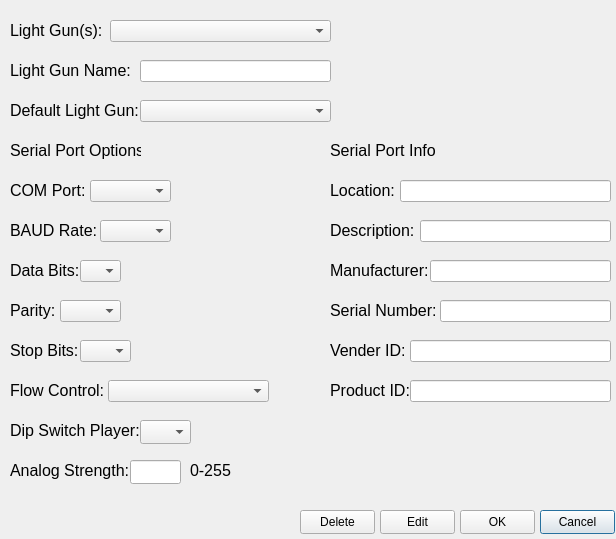
Old version of the form Windows/editLightGunWindow.ui in the repository 6Bolt/Hook-Of-The-Reaper.
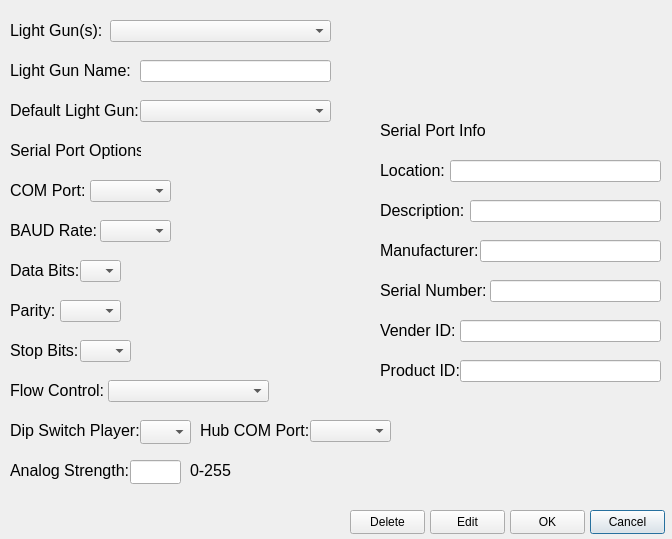
New version of the form.

Commit message: Added Hub Com Port to MX24 Default Light Gun

```diff
--- a/Windows/editLightGunWindow.ui
+++ b/Windows/editLightGunWindow.ui
@@ -6,7 +6,7 @@
    <rect>
     <x>0</x>
     <y>0</y>
-    <width>616</width>
+    <width>672</width>
     <height>539</height>
    </rect>
   </property>
@@ -294,7 +294,7 @@
   <widget class="QPushButton" name="cancelPushButton">
    <property name="geometry">
     <rect>
-     <x>540</x>
+     <x>590</x>
      <y>510</y>
      <width>75</width>
      <height>24</height>
@@ -315,7 +315,7 @@
   <widget class="QPushButton" name="okPushButton">
    <property name="geometry">
     <rect>
-     <x>460</x>
+     <x>510</x>
      <y>510</y>
      <width>75</width>
      <height>24</height>
@@ -336,7 +336,7 @@
   <widget class="QPushButton" name="editPushButton">
    <property name="geometry">
     <rect>
-     <x>380</x>
+     <x>430</x>
      <y>510</y>
      <width>75</width>
      <height>24</height>
@@ -357,8 +357,8 @@
   <widget class="QLabel" name="label_19">
    <property name="geometry">
     <rect>
-     <x>330</x>
-     <y>130</y>
+     <x>380</x>
+     <y>110</y>
      <width>111</width>
      <height>41</height>
     </rect>
@@ -375,8 +375,8 @@
   <widget class="QLineEdit" name="locationLlineEdit">
    <property name="geometry">
     <rect>
-     <x>400</x>
-     <y>180</y>
+     <x>450</x>
+     <y>160</y>
      <width>211</width>
      <height>22</height>
     </rect>
@@ -393,8 +393,8 @@
   <widget class="QLabel" name="label_14">
    <property name="geometry">
     <rect>
-     <x>330</x>
-     <y>210</y>
+     <x>380</x>
+     <y>190</y>
      <width>91</width>
      <height>41</height>
     </rect>
@@ -411,8 +411,8 @@
   <widget class="QLineEdit" name="descriptionLineEdit">
    <property name="geometry">
     <rect>
-     <x>420</x>
-     <y>220</y>
+     <x>470</x>
+     <y>200</y>
      <width>191</width>
      <height>22</height>
     </rect>
@@ -429,8 +429,8 @@
   <widget class="QLineEdit" name="manufactureLineEdit">
    <property name="geometry">
     <rect>
-     <x>430</x>
-     <y>260</y>
+     <x>480</x>
+     <y>240</y>
      <width>181</width>
      <height>22</height>
     </rect>
@@ -447,8 +447,8 @@
   <widget class="QLabel" name="label_15">
    <property name="geometry">
     <rect>
-     <x>330</x>
-     <y>250</y>
+     <x>380</x>
+     <y>230</y>
      <width>101</width>
      <height>41</height>
     </rect>
@@ -465,8 +465,8 @@
   <widget class="QLineEdit" name="vendorIDLineEdit">
    <property name="geometry">
     <rect>
-     <x>410</x>
-     <y>340</y>
+     <x>460</x>
+     <y>320</y>
      <width>201</width>
      <height>22</height>
     </rect>
@@ -483,8 +483,8 @@
   <widget class="QLineEdit" name="serialNumLineEdit">
    <property name="geometry">
     <rect>
-     <x>440</x>
-     <y>300</y>
+     <x>490</x>
+     <y>280</y>
      <width>171</width>
      <height>22</height>
     </rect>
@@ -501,8 +501,8 @@
   <widget class="QLabel" name="label_17">
    <property name="geometry">
     <rect>
-     <x>330</x>
-     <y>330</y>
+     <x>380</x>
+     <y>310</y>
      <width>81</width>
      <height>41</height>
     </rect>
@@ -519,8 +519,8 @@
   <widget class="QLabel" name="label_18">
    <property name="geometry">
     <rect>
-     <x>330</x>
-     <y>370</y>
+     <x>380</x>
+     <y>350</y>
      <width>81</width>
      <height>41</height>
     </rect>
@@ -537,8 +537,8 @@
   <widget class="QLineEdit" name="productIDLineEdit">
    <property name="geometry">
     <rect>
-     <x>410</x>
-     <y>380</y>
+     <x>460</x>
+     <y>360</y>
      <width>201</width>
      <height>22</height>
     </rect>
@@ -550,8 +550,8 @@
   <widget class="QLabel" name="label_16">
    <property name="geometry">
     <rect>
-     <x>330</x>
-     <y>290</y>
+     <x>380</x>
+     <y>270</y>
      <width>111</width>
      <height>41</height>
     </rect>
@@ -568,8 +568,8 @@
   <widget class="QLabel" name="label_20">
    <property name="geometry">
     <rect>
-     <x>330</x>
-     <y>170</y>
+     <x>380</x>
+     <y>150</y>
      <width>71</width>
      <height>41</height>
     </rect>
@@ -586,7 +586,7 @@
   <widget class="QPushButton" name="deletePushButton">
    <property name="geometry">
     <rect>
-     <x>300</x>
+     <x>350</x>
      <y>510</y>
      <width>75</width>
      <height>24</height>
@@ -692,6 +692,39 @@
     <string>0-255</string>
    </property>
   </widget>
+  <widget class="QLabel" name="label_21">
+   <property name="geometry">
+    <rect>
+     <x>200</x>
+     <y>410</y>
+     <width>111</width>
+     <height>41</height>
+    </rect>
+   </property>
+   <property name="font">
+    <font>
+     <pointsize>12</pointsize>
+    </font>
+   </property>
+   <property name="text">
+    <string>Hub COM Port:</string>
+   </property>
+  </widget>
+  <widget class="QComboBox" name="hubComComboBox">
+   <property name="geometry">
+    <rect>
+     <x>310</x>
+     <y>420</y>
+     <width>81</width>
+     <height>22</height>
+    </rect>
+   </property>
+   <property name="font">
+    <font>
+     <pointsize>10</pointsize>
+    </font>
+   </property>
+  </widget>
  </widget>
  <resources/>
  <connections/>
```
The commit also changes 9 other files.
